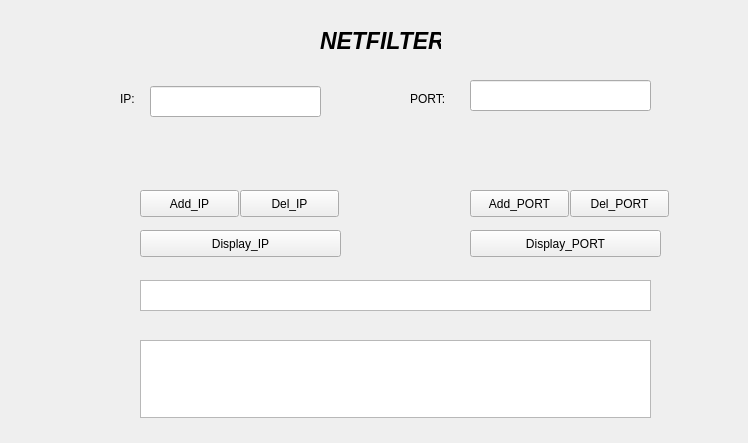
First picture: the form in netfilter/netfilter.ui, repository GerogeZero/Filter, before the edit.
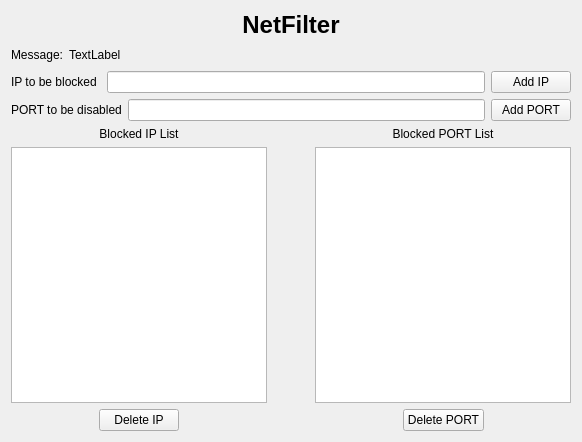
Second picture: the form after the edit.

```diff
--- a/netfilter/netfilter.ui
+++ b/netfilter/netfilter.ui
@@ -6,181 +6,226 @@
    <rect>
     <x>0</x>
     <y>0</y>
-    <width>748</width>
-    <height>443</height>
+    <width>582</width>
+    <height>442</height>
    </rect>
   </property>
   <property name="windowTitle">
    <string>netfilter</string>
   </property>
-  <widget class="QLabel" name="label">
-   <property name="geometry">
-    <rect>
-     <x>120</x>
-     <y>90</y>
-     <width>31</width>
-     <height>17</height>
-    </rect>
-   </property>
-   <property name="text">
-    <string>IP:</string>
-   </property>
-  </widget>
-  <widget class="QLabel" name="label_2">
-   <property name="geometry">
-    <rect>
-     <x>410</x>
-     <y>90</y>
-     <width>51</width>
-     <height>17</height>
-    </rect>
-   </property>
-   <property name="text">
-    <string>PORT:</string>
-   </property>
-  </widget>
-  <widget class="QLineEdit" name="IPLineEdit">
-   <property name="geometry">
-    <rect>
-     <x>150</x>
-     <y>86</y>
-     <width>171</width>
-     <height>31</height>
-    </rect>
-   </property>
-   <property name="text">
-    <string/>
-   </property>
-  </widget>
-  <widget class="QLineEdit" name="PORTLineEdit">
-   <property name="geometry">
-    <rect>
-     <x>470</x>
-     <y>80</y>
-     <width>181</width>
-     <height>31</height>
-    </rect>
-   </property>
-  </widget>
-  <widget class="QLabel" name="label_4">
-   <property name="geometry">
-    <rect>
-     <x>320</x>
-     <y>30</y>
-     <width>121</width>
-     <height>21</height>
-    </rect>
-   </property>
-   <property name="font">
-    <font>
-     <pointsize>17</pointsize>
-     <weight>75</weight>
-     <italic>true</italic>
-     <bold>true</bold>
-    </font>
-   </property>
-   <property name="text">
-    <string>NETFILTER</string>
-   </property>
-  </widget>
-  <widget class="QPushButton" name="Add_IP_Btn">
-   <property name="geometry">
-    <rect>
-     <x>140</x>
-     <y>190</y>
-     <width>99</width>
-     <height>27</height>
-    </rect>
-   </property>
-   <property name="text">
-    <string>Add_IP</string>
-   </property>
-  </widget>
-  <widget class="QPushButton" name="Del_IP_Btn">
-   <property name="geometry">
-    <rect>
-     <x>240</x>
-     <y>190</y>
-     <width>99</width>
-     <height>27</height>
-    </rect>
-   </property>
-   <property name="text">
-    <string>Del_IP</string>
-   </property>
-  </widget>
-  <widget class="QPushButton" name="Display_IP_Btn">
-   <property name="geometry">
-    <rect>
-     <x>140</x>
-     <y>230</y>
-     <width>201</width>
-     <height>27</height>
-    </rect>
-   </property>
-   <property name="text">
-    <string>Display_IP</string>
-   </property>
-  </widget>
-  <widget class="QPushButton" name="Add_PORT_Btn">
-   <property name="geometry">
-    <rect>
-     <x>470</x>
-     <y>190</y>
-     <width>99</width>
-     <height>27</height>
-    </rect>
-   </property>
-   <property name="text">
-    <string>Add_PORT</string>
-   </property>
-  </widget>
-  <widget class="QPushButton" name="Del_PORT_Btn">
-   <property name="geometry">
-    <rect>
-     <x>570</x>
-     <y>190</y>
-     <width>99</width>
-     <height>27</height>
-    </rect>
-   </property>
-   <property name="text">
-    <string>Del_PORT</string>
-   </property>
-  </widget>
-  <widget class="QPushButton" name="Disay_PORT_Btn">
-   <property name="geometry">
-    <rect>
-     <x>470</x>
-     <y>230</y>
-     <width>191</width>
-     <height>27</height>
-    </rect>
-   </property>
-   <property name="text">
-    <string>Display_PORT</string>
-   </property>
-  </widget>
-  <widget class="QTextEdit" name="textEdit">
-   <property name="geometry">
-    <rect>
-     <x>140</x>
-     <y>280</y>
-     <width>511</width>
-     <height>31</height>
-    </rect>
-   </property>
-  </widget>
-  <widget class="QTextEdit" name="textview">
-   <property name="geometry">
-    <rect>
-     <x>140</x>
-     <y>340</y>
-     <width>511</width>
-     <height>78</height>
-    </rect>
-   </property>
-  </widget>
+  <layout class="QVBoxLayout" name="verticalLayout_3">
+   <item>
+    <widget class="QLabel" name="label_4">
+     <property name="font">
+      <font>
+       <pointsize>17</pointsize>
+       <weight>75</weight>
+       <italic>true</italic>
+       <bold>true</bold>
+      </font>
+     </property>
+     <property name="text">
+      <string>&lt;html&gt;&lt;head/&gt;&lt;body&gt;&lt;p align=&quot;center&quot;&gt;&lt;span style=&quot; font-size:18pt; font-style:normal;&quot;&gt;NetFilter&lt;/span&gt;&lt;/p&gt;&lt;/body&gt;&lt;/html&gt;</string>
+     </property>
+    </widget>
+   </item>
+   <item>
+    <layout class="QHBoxLayout" name="horizontalLayout_6">
+     <item>
+      <widget class="QLabel" name="label_6">
+       <property name="text">
+        <string>Message:</string>
+       </property>
+      </widget>
+     </item>
+     <item>
+      <widget class="QLabel" name="messageLabel">
+       <property name="text">
+        <string>TextLabel</string>
+       </property>
+      </widget>
+     </item>
+     <item>
+      <spacer name="horizontalSpacer_6">
+       <property name="orientation">
+        <enum>Qt::Horizontal</enum>
+       </property>
+       <property name="sizeHint" stdset="0">
+        <size>
+         <width>40</width>
+         <height>20</height>
+        </size>
+       </property>
+      </spacer>
+     </item>
+    </layout>
+   </item>
+   <item>
+    <layout class="QHBoxLayout" name="horizontalLayout">
+     <item>
+      <widget class="QLabel" name="label">
+       <property name="text">
+        <string>&lt;html&gt;&lt;head/&gt;&lt;body&gt;&lt;p&gt;IP   to   be   blocked &lt;/p&gt;&lt;/body&gt;&lt;/html&gt;</string>
+       </property>
+      </widget>
+     </item>
+     <item>
+      <widget class="QLineEdit" name="IPLineEdit">
+       <property name="text">
+        <string/>
+       </property>
+      </widget>
+     </item>
+     <item>
+      <widget class="QPushButton" name="Add_IP_Btn">
+       <property name="text">
+        <string>Add IP</string>
+       </property>
+      </widget>
+     </item>
+    </layout>
+   </item>
+   <item>
+    <layout class="QHBoxLayout" name="horizontalLayout_2">
+     <item>
+      <widget class="QLabel" name="label_2">
+       <property name="text">
+        <string>&lt;html&gt;&lt;head/&gt;&lt;body&gt;&lt;p&gt;PORT to be disabled&lt;/p&gt;&lt;/body&gt;&lt;/html&gt;</string>
+       </property>
+      </widget>
+     </item>
+     <item>
+      <widget class="QLineEdit" name="PORTLineEdit"/>
+     </item>
+     <item>
+      <widget class="QPushButton" name="Add_PORT_Btn">
+       <property name="text">
+        <string>Add PORT</string>
+       </property>
+      </widget>
+     </item>
+    </layout>
+   </item>
+   <item>
+    <layout class="QHBoxLayout" name="horizontalLayout_5">
+     <item>
+      <layout class="QVBoxLayout" name="verticalLayout">
+       <item>
+        <widget class="QLabel" name="label_3">
+         <property name="text">
+          <string>&lt;html&gt;&lt;head/&gt;&lt;body&gt;&lt;p align=&quot;center&quot;&gt;Blocked IP List&lt;/p&gt;&lt;/body&gt;&lt;/html&gt;</string>
+         </property>
+        </widget>
+       </item>
+       <item>
+        <widget class="QListWidget" name="ipListWidget"/>
+       </item>
+       <item>
+        <layout class="QHBoxLayout" name="horizontalLayout_3">
+         <item>
+          <spacer name="horizontalSpacer">
+           <property name="orientation">
+            <enum>Qt::Horizontal</enum>
+           </property>
+           <property name="sizeHint" stdset="0">
+            <size>
+             <width>40</width>
+             <height>20</height>
+            </size>
+           </property>
+          </spacer>
+         </item>
+         <item>
+          <widget class="QPushButton" name="Del_IP_Btn">
+           <property name="text">
+            <string>Delete IP</string>
+           </property>
+          </widget>
+         </item>
+         <item>
+          <spacer name="horizontalSpacer_2">
+           <property name="orientation">
+            <enum>Qt::Horizontal</enum>
+           </property>
+           <property name="sizeHint" stdset="0">
+            <size>
+             <width>40</width>
+             <height>20</height>
+            </size>
+           </property>
+          </spacer>
+         </item>
+        </layout>
+       </item>
+      </layout>
+     </item>
+     <item>
+      <spacer name="horizontalSpacer_5">
+       <property name="orientation">
+        <enum>Qt::Horizontal</enum>
+       </property>
+       <property name="sizeHint" stdset="0">
+        <size>
+         <width>40</width>
+         <height>20</height>
+        </size>
+       </property>
+      </spacer>
+     </item>
+     <item>
+      <layout class="QVBoxLayout" name="verticalLayout_2">
+       <item>
+        <widget class="QLabel" name="label_5">
+         <property name="text">
+          <string>&lt;html&gt;&lt;head/&gt;&lt;body&gt;&lt;p align=&quot;center&quot;&gt;Blocked PORT List&lt;/p&gt;&lt;/body&gt;&lt;/html&gt;</string>
+         </property>
+        </widget>
+       </item>
+       <item>
+        <widget class="QListWidget" name="portListWidget"/>
+       </item>
+       <item>
+        <layout class="QHBoxLayout" name="horizontalLayout_4">
+         <item>
+          <spacer name="horizontalSpacer_3">
+           <property name="orientation">
+            <enum>Qt::Horizontal</enum>
+           </property>
+           <property name="sizeHint" stdset="0">
+            <size>
+             <width>40</width>
+             <height>20</height>
+            </size>
+           </property>
+          </spacer>
+         </item>
+         <item>
+          <widget class="QPushButton" name="Del_PORT_Btn">
+           <property name="text">
+            <string>Delete PORT</string>
+           </property>
+          </widget>
+         </item>
+         <item>
+          <spacer name="horizontalSpacer_4">
+           <property name="orientation">
+            <enum>Qt::Horizontal</enum>
+           </property>
+           <property name="sizeHint" stdset="0">
+            <size>
+             <width>40</width>
+             <height>20</height>
+            </size>
+           </property>
+          </spacer>
+         </item>
+        </layout>
+       </item>
+      </layout>
+     </item>
+    </layout>
+   </item>
+  </layout>
  </widget>
  <resources/>
  <connections/>
```
